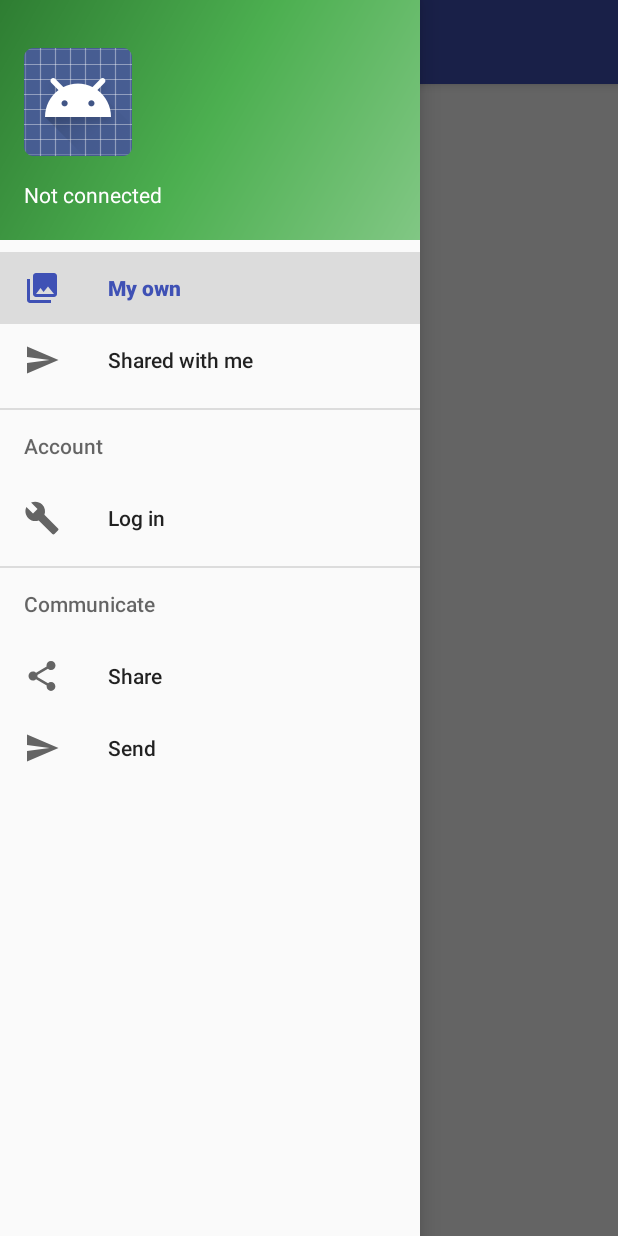
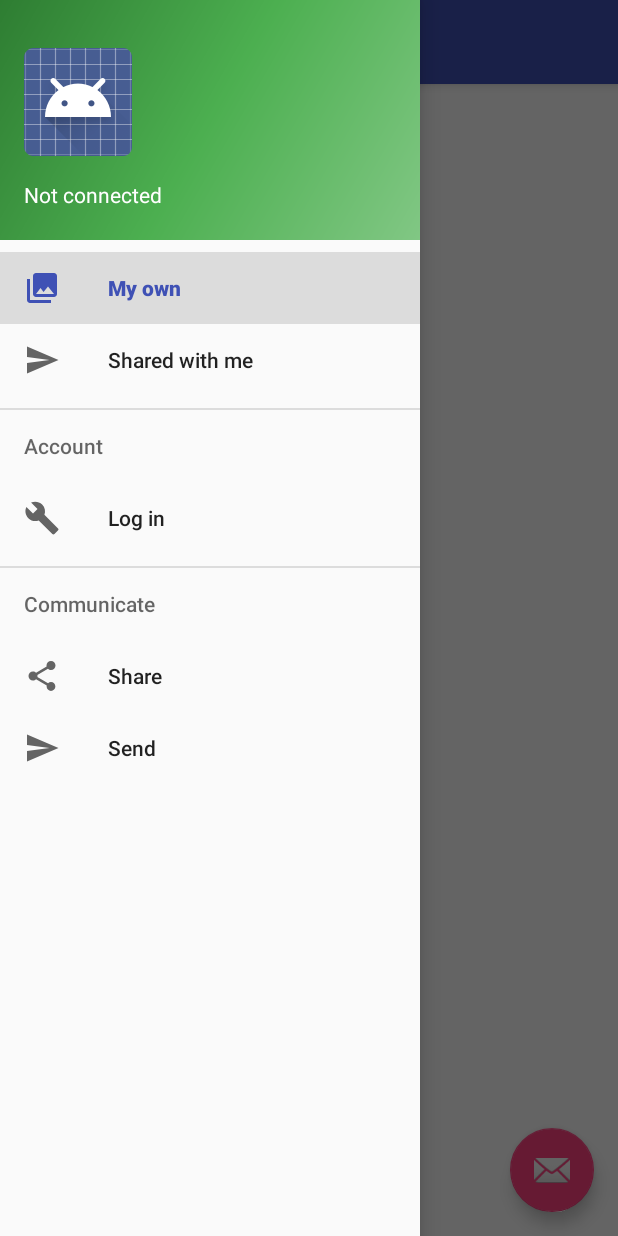
Before and after one commit to blali733/Counters, an Android app: the screen it shows after launch (MainActivity), with the side drawer open, on a phone screen of 412 x 824 dp. Run offline under Robolectric (Android 15) with nearby library versions, the phone set to English and light mode, and no system bars; our stand-ins replace AdMob, Firebase (no records; nobody signed in at launch, a user with empty details on screens opened directly), Picasso.

Commit message:
Rework for multi activity layout.

```diff
--- a/app/src/main/java/pl/blali733/counters/CreatorActivity.java
+++ b/app/src/main/java/pl/blali733/counters/CreatorActivity.java
@@ -8,6 +8,6 @@ public class CreatorActivity extends MainActivity {
     @Override
     protected void onCreate(Bundle savedInstanceState) {
         super.onCreate(savedInstanceState);
-        setContentView(R.layout.activity_creator);
+        getLayoutInflater().inflate(R.layout.activity_creator,frameLayoutCtx);
     }
 }
--- a/app/src/main/java/pl/blali733/counters/MainActivity.java
+++ b/app/src/main/java/pl/blali733/counters/MainActivity.java
@@ -52,6 +52,13 @@ import pl.blali733.counters.storage.DbStor;
 public class MainActivity extends AppCompatActivity
         implements NavigationView.OnNavigationItemSelectedListener,
         GoogleApiClient.OnConnectionFailedListener{
+
+    private boolean listActLoaded = false;
+
+    private ListView list;
+    private List<CounterElement> counterElementList;
+    private DbStor locStor;
+    private AdView mAdView;
 
     private GoogleApiClient mGoogleApiClient;
     private TextView nameText;
@@ -111,8 +118,9 @@ public class MainActivity extends AppCompatActivity
         mDatabase = FirebaseDatabase.getInstance().getReference();
 
         //Dumb buggy shit TODO rework
+        navigationViewCtx.getMenu().performIdentifierAction(R.id.nav_own, 0);
+        //if (savedInstanceState == null) this.onNavigationItemSelected(navigationViewCtx.getMenu().findItem(R.id.nav_own));
         navigationViewCtx.setCheckedItem(R.id.nav_own);
-        navigationViewCtx.getMenu().performIdentifierAction(R.id.nav_own, 0);
     }
 
     @Override
@@ -244,8 +252,11 @@ public class MainActivity extends AppCompatActivity
                 signOut();
             }break;
             case R.id.nav_own:{
-                //TODO probably worth putting in singleton
-                startActivity(new Intent(getApplicationContext(),ListActivity.class));
+                //TODO Kinda hackish but it works - for now
+                getLayoutInflater().inflate(R.layout.activity_list, frameLayoutCtx);
+                if(!listActLoaded)
+                    initListAct();
+                Log.i(TAG,"ListActivity content drawn");
             }break;
             case R.id.nav_shared:{
                 //TODO: Implement shared counters list.
@@ -263,4 +274,82 @@ public class MainActivity extends AppCompatActivity
     }
 
 
+    private void loadCounterElementList(){
+        String curUser;
+        if(mAuth.getCurrentUser()!=null)
+            curUser = mAuth.getCurrentUser().getEmail();
+        else
+            curUser = "localhost";
+        counterElementList = locStor.displayList(curUser);
+    }
+
+    private void loadListView(){
+        list = (ListView)findViewById(R.id.list_view);
+
+        ArrayAdapter<CounterElement> adapter = new ArrayAdapter<CounterElement>(this,
+                R.layout.list_item,
+                counterElementList) {
+            @NonNull
+            @Override
+            public View getView(int position, View convertView, @NonNull ViewGroup parent) {
+                if(convertView == null){
+                    convertView = getLayoutInflater().inflate(R.layout.list_item, null);
+                }
+
+                TextView label = (TextView)convertView.findViewById(R.id.item_label);
+                label.setText(counterElementList.get(position).getLabel());
+
+                TextView value = (TextView)convertView.findViewById(R.id.item_value);
+                if(counterElementList.get(position).isMixed()){
+                    value.setText(counterElementList.get(position).getV1()+" / "+counterElementList.get(position).getV2());
+                }else{
+                    value.setText(counterElementList.get(position).getV1());
+                }
+
+                return convertView;
+            }
+        };
+
+        list.setAdapter(adapter);
+    }
+
+    private void addClickListener(){
+        list.setOnItemClickListener(new AdapterView.OnItemClickListener() {
+            @Override
+            public void onItemClick(AdapterView<?> av, View v, int pos,
+                                    long id) {
+//                Intent i = manager.getLaunchIntentForPackage(apps.get(pos).name.toString());
+//                AppsListActivity.this.startActivity(i);
+                //load counter edit layout
+            }
+        });
+    }
+
+    private void addCounter(){
+        startActivity(new Intent(getApplicationContext(),CreatorActivity.class));
+    }
+
+    public void initListAct(){
+        listActLoaded = true;
+        FloatingActionButton fab = (FloatingActionButton) findViewById(R.id.fab);
+        fab.setOnClickListener(new View.OnClickListener() {
+            @Override
+            public void onClick(View view) {
+                addCounter();
+            }
+        });
+        //Firebase auth:
+        //ad:
+        mAdView = (AdView) findViewById(R.id.adView);
+        AdRequest adRequest = new AdRequest.Builder()
+                .addTestDevice("3AF148596AC5095AAF4C56253E9DB321")  //My Huawei P8 Lite
+                .build();
+        mAdView.loadAd(adRequest);
+
+        //Content List:
+        locStor = new DbStor(this);
+        loadCounterElementList();
+        loadListView();
+        addClickListener();
+    }
 }
--- a/app/src/main/res/layout/activity_list.xml
+++ b/app/src/main/res/layout/activity_list.xml
@@ -30,7 +30,9 @@
         android:id="@+id/fab"
         android:layout_width="wrap_content"
         android:layout_height="wrap_content"
-        android:layout_gravity="bottom|end"
+        android:layout_alignParentEnd="true"
+        android:layout_alignParentRight="true"
+        android:layout_alignParentBottom="true"
         android:layout_margin="@dimen/fab_margin"
         app:srcCompat="@android:drawable/ic_dialog_email" />
 </RelativeLayout>
```
Also changed, not shown: app/src/main/res/layout/app_bar_main.xml (+6 -4 lines).
